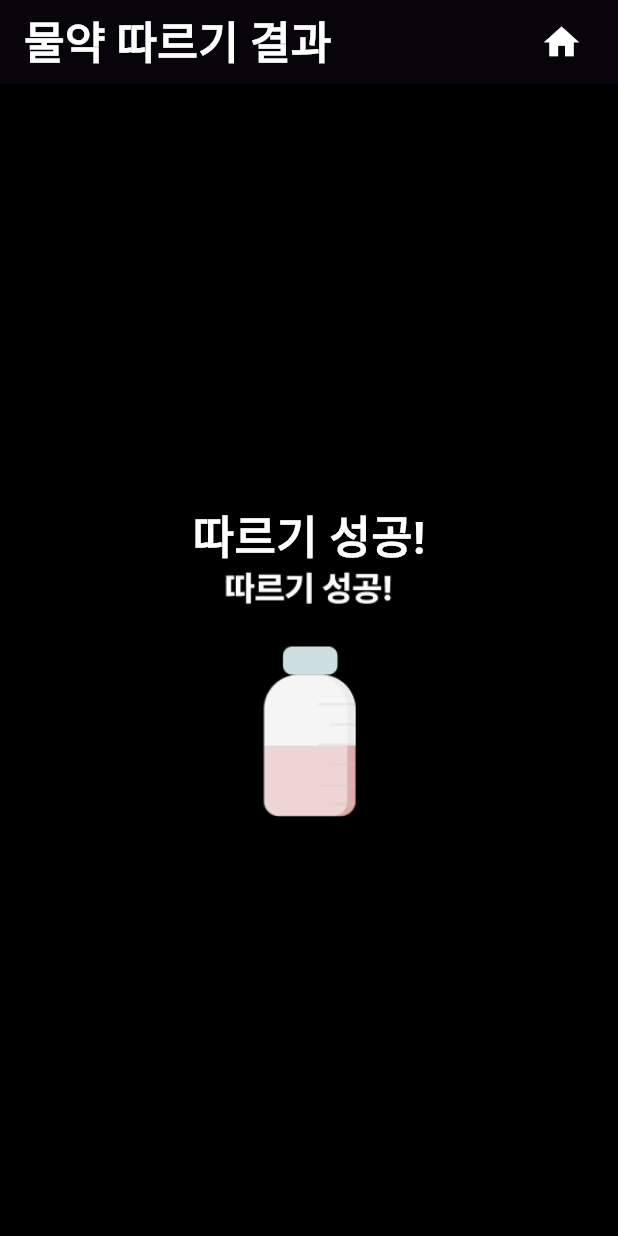
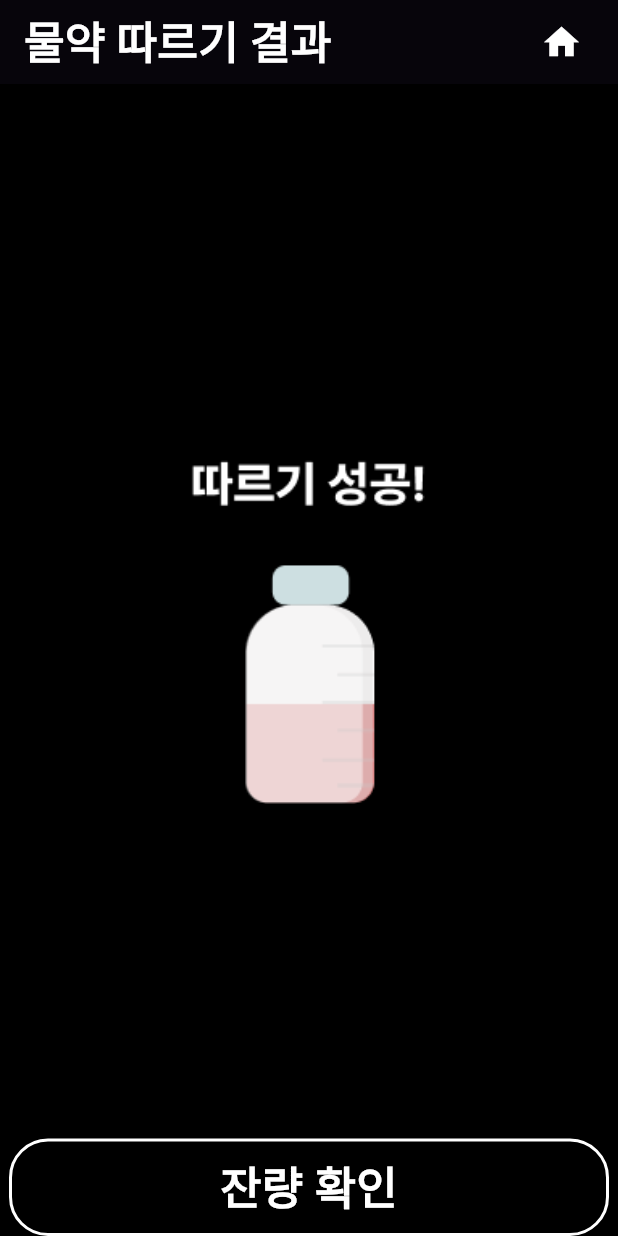
Before and after one commit to becooq81/PillKaBoo, a Flutter app: the PourRightResultPageWidget screen opened by its route, on a phone screen of 412 x 824 dp. Run offline on Flutter 3.47's test engine with Material 3 defaults, Android fonts, the phone set to English and light mode, and no system bars; our stand-ins replace audioplayers, auto_size_text, camera, connectivity_plus, csv, flutter_svg and 10 more; missing offline and left inert: fuzzywuzzy, google_mlkit_barcode_scanning, google_mlkit_commons, google_mlkit_text_recognition, json_path, workmanager; accounts and stored records are empty; Roboto replaces fonts that are missing (Pretendard); statements that could not run were skipped; project files that could hold a hidden picture were left out.

Commit message:
fix: pour right and check rest errors

```diff
--- a/lib/src/ui/pages/liquid_med/check_rest/check_rest_result_page/check_rest_result_page_widget.dart
+++ b/lib/src/ui/pages/liquid_med/check_rest/check_rest_result_page/check_rest_result_page_widget.dart
@@ -145,7 +145,7 @@ class _CheckRestResultPageWidgetState extends State<CheckRestResultPageWidget> {
                   text: TextSpan(
                     children: <TextSpan>[
                       TextSpan(
-                        text: '${PKBAppState().pourAmount}',
+                        text: '${PKBAppState().restAmount}',
                         style: TextStyle(
                           fontSize: 60.0,
                           color: PKBAppState().primaryColor,
--- a/lib/src/ui/pages/liquid_med/pour_right/pour_right_result_page/pour_right_result_page_widget.dart
+++ b/lib/src/ui/pages/liquid_med/pour_right/pour_right_result_page/pour_right_result_page_widget.dart
@@ -1,3 +1,5 @@
+import 'package:flutter/widgets.dart';
+
 import '../../../../styles/pillkaboo_theme.dart';
 import '../../../../../core/pillkaboo_util.dart';
 import '../../../../widgets/index.dart' as widgets;
@@ -94,21 +96,50 @@ class _PourRightResultPageWidgetState extends State<PourRightResultPageWidget> {
           child: Center(
             child: Column(
             mainAxisSize: MainAxisSize.max,
-            mainAxisAlignment: MainAxisAlignment.center,
+            mainAxisAlignment: MainAxisAlignment.spaceBetween,
             children: [
-              Text(
-                '따르기 성공!',
-                style: TextStyle(
-                  color: PKBAppState().secondaryColor,
-                  fontSize: 30,
-                  fontWeight: FontWeight.bold,
-                  fontFamily: 'Pretendard',
+              Padding(
+                padding: EdgeInsets.only(top: 250.0),
+                child: Image.asset(
+                'assets/images/pour_done.png',
+                height: 230,
+                fit: BoxFit.contain,
+              ),),
+
+              Align(
+                alignment: Alignment.bottomCenter,
+                child: SizedBox(
+                width: 400,
+                child: ElevatedButton(
+                onPressed: () {
+                  context.pushReplacement('/checkRestPage');
+                },
+                style: ButtonStyle(
+                  backgroundColor: MaterialStateProperty.all(
+                    PKBAppState().tertiaryColor,
+                  ),
+                  shape: MaterialStateProperty.all<RoundedRectangleBorder>(
+                    RoundedRectangleBorder(
+                      borderRadius: BorderRadius.circular(26),
+                      side: BorderSide(
+                        color: PKBAppState().secondaryColor,
+                        width: 2.0,
+                      ),
+                    ),
+                  ),
                 ),
-              ),
-              Image.asset(
-                'assets/images/pour_done.png',
-                height: 164.41,
-                fit: BoxFit.contain,
+
+                child: Padding(
+                  padding: EdgeInsets.only(top: 10.0, bottom: 10.0),
+                  child: Text('잔량 확인',
+                  style: TextStyle(
+                    fontSize: 30.0,
+                    color: PKBAppState().secondaryColor,
+                    fontWeight: FontWeight.bold,
+                    fontFamily: 'Pretendard',
+                  ),
+                ),
+              ),),),
               ),
             ],
           ),),
```
Also changed, not shown: lib/src/ui/widgets/features/check_rest_widget.dart (+11 -66 lines), lib/src/ui/widgets/features/pour_right_widget.dart (+5 -2 lines), 12 other files.
